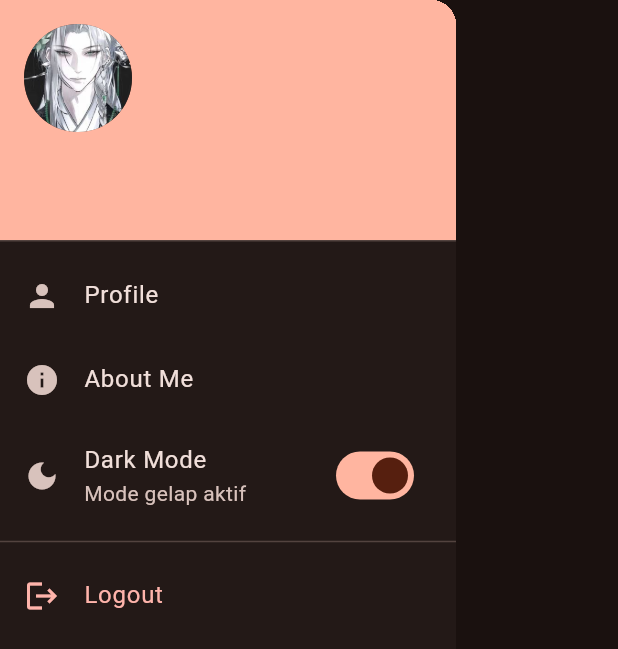
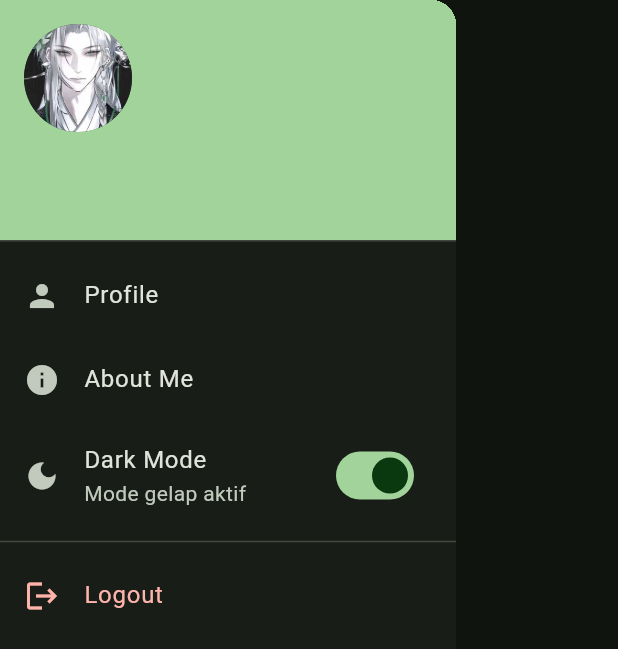
Before and after one commit to daffadermawan30/uts-pml-1124160177, a Flutter app: the AppDrawer widget shown alone on an empty page, opened directly with empty values, after a tap on "Dark Mode", on a phone screen of 412 x 824 dp. Shown: the top 649 px of the screen. Run offline on Flutter 3.47's test engine with Material 3 defaults, Android fonts, the phone set to English and light mode, and no system bars.

Commit message:
tahap 4: merubah warna ke hijau dan sedikit perbaikan bug minor pada warna text di header drawer

```diff
--- a/soal_2_profil_page/lib/main.dart
+++ b/soal_2_profil_page/lib/main.dart
@@ -20,13 +20,13 @@ class MyApp extends StatelessWidget {
           title: 'Profil Mahasiswa',
 
           theme: ThemeData(
-            colorSchemeSeed: Colors.deepOrange,
+            colorSchemeSeed: Colors.green,
             brightness: Brightness.light,
             useMaterial3: true,
           ),
 
           darkTheme: ThemeData(
-            colorSchemeSeed: Colors.deepOrange,
+            colorSchemeSeed: Colors.green,
             brightness: Brightness.dark,
             useMaterial3: true,
           ),
--- a/soal_2_profil_page/lib/screens/edit_profile_page.dart
+++ b/soal_2_profil_page/lib/screens/edit_profile_page.dart
@@ -27,7 +27,6 @@ class _EditProfilePageState extends State<EditProfilePage> {
   void initState() {
     super.initState();
 
-    // Mengisi form dengan data profil saat ini
     _nameController = TextEditingController(text: widget.profile.name);
     _nimController = TextEditingController(text: widget.profile.nim);
     _prodiController = TextEditingController(text: widget.profile.prodi);
@@ -39,12 +38,10 @@ class _EditProfilePageState extends State<EditProfilePage> {
   }
 
   void _saveProfile() {
-    // Periksa semua validasi form
     if (!_formKey.currentState!.validate()) {
       return;
     }
 
-    // Buat objek Profile dengan data terbaru
     final updatedProfile = Profile(
       name: _nameController.text.trim(),
       nim: _nimController.text.trim(),
@@ -56,7 +53,6 @@ class _EditProfilePageState extends State<EditProfilePage> {
       github: _githubController.text.trim(),
     );
 
-    // Kembalikan data ke halaman sebelumnya
     Navigator.pop(context, updatedProfile);
   }
 
--- a/soal_2_profil_page/lib/screens/login_page.dart
+++ b/soal_2_profil_page/lib/screens/login_page.dart
@@ -174,16 +174,6 @@ class _LoginPageState extends State<LoginPage> {
                   ),
 
                   const SizedBox(height: 20),
-
-                  Text(
-                    'Demo Account',
-                    style: Theme.of(context).textTheme.titleSmall,
-                  ),
-
-                  const SizedBox(height: 8),
-
-                  const Text('Email: daffa@gmail.com'),
-                  const Text('Password: 123456'),
                 ],
               ),
             ),
--- a/soal_2_profil_page/lib/widgets/app_drawer.dart
+++ b/soal_2_profil_page/lib/widgets/app_drawer.dart
@@ -26,8 +26,17 @@ class AppDrawer extends StatelessWidget {
         padding: EdgeInsets.zero,
         children: [
           UserAccountsDrawerHeader(
-            accountName: Text(profile.name),
-            accountEmail: Text(profile.email),
+            accountName: Text(
+              profile.name,
+              style: TextStyle(
+                color: Theme.of(context).colorScheme.onPrimary,
+                fontWeight: FontWeight.bold,
+              ),
+            ),
+            accountEmail: Text(
+              profile.email,
+              style: TextStyle(color: Theme.of(context).colorScheme.onPrimary),
+            ),
             currentAccountPicture: const CircleAvatar(
               backgroundImage: AssetImage('assets/images/profile.jpg'),
             ),
```
Also changed, not shown: 1 other file.
